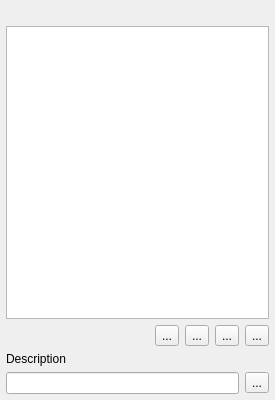
Above: src/cplus_plugin/ui/model_component_widget.ui from ConservationInternational/cplus-plugin before the change. Below: the same form after it.
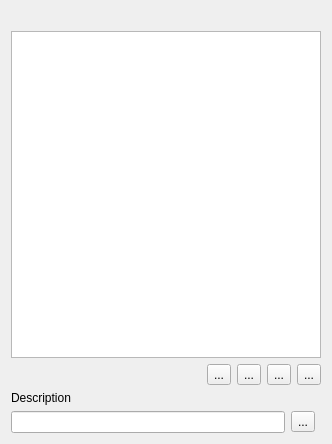
That is the form after the change.

Commit message: Redesign model component UI.

What changed in the file:
```diff
--- a/src/cplus_plugin/ui/model_component_widget.ui
+++ b/src/cplus_plugin/ui/model_component_widget.ui
@@ -6,54 +6,35 @@
    <rect>
     <x>0</x>
     <y>0</y>
-    <width>275</width>
-    <height>400</height>
+    <width>332</width>
+    <height>444</height>
    </rect>
   </property>
   <property name="windowTitle">
    <string>Form</string>
   </property>
   <layout class="QGridLayout" name="gridLayout">
-   <property name="leftMargin">
-    <number>6</number>
-   </property>
-   <property name="topMargin">
-    <number>6</number>
-   </property>
-   <property name="rightMargin">
-    <number>6</number>
-   </property>
-   <property name="bottomMargin">
-    <number>6</number>
-   </property>
-   <item row="2" column="3">
-    <widget class="QToolButton" name="btn_remove">
+   <item row="0" column="0" colspan="3">
+    <widget class="QLabel" name="lbl_title">
      <property name="text">
-      <string>...</string>
+      <string/>
      </property>
     </widget>
    </item>
-   <item row="2" column="4">
-    <widget class="QToolButton" name="btn_reload">
-     <property name="text">
-      <string>...</string>
+   <item row="4" column="0">
+    <widget class="QLineEdit" name="txt_item_description">
+     <property name="enabled">
+      <bool>true</bool>
      </property>
-    </widget>
-   </item>
-   <item row="2" column="0">
-    <spacer name="horizontalSpacer">
-     <property name="orientation">
-      <enum>Qt::Horizontal</enum>
+     <property name="maxLength">
+      <number>500</number>
      </property>
-     <property name="sizeHint" stdset="0">
-      <size>
-       <width>173</width>
-       <height>20</height>
-      </size>
+     <property name="readOnly">
+      <bool>true</bool>
      </property>
-    </spacer>
+    </widget>
    </item>
-   <item row="1" column="0" colspan="5">
+   <item row="1" column="0" colspan="3">
     <widget class="QListView" name="lst_model_items">
      <property name="editTriggers">
       <set>QAbstractItemView::NoEditTriggers</set>
@@ -75,54 +56,85 @@
      </property>
     </widget>
    </item>
-   <item row="2" column="1">
-    <widget class="QToolButton" name="btn_add">
-     <property name="text">
-      <string>...</string>
+   <item row="2" column="0" colspan="3">
+    <widget class="QFrame" name="frame">
+     <property name="frameShape">
+      <enum>QFrame::NoFrame</enum>
      </property>
+     <property name="frameShadow">
+      <enum>QFrame::Raised</enum>
+     </property>
+     <layout class="QHBoxLayout" name="horizontalLayout">
+      <property name="leftMargin">
+       <number>0</number>
+      </property>
+      <property name="topMargin">
+       <number>0</number>
+      </property>
+      <property name="rightMargin">
+       <number>0</number>
+      </property>
+      <property name="bottomMargin">
+       <number>0</number>
+      </property>
+      <item>
+       <spacer name="horizontalSpacer">
+        <property name="orientation">
+         <enum>Qt::Horizontal</enum>
+        </property>
+        <property name="sizeHint" stdset="0">
+         <size>
+          <width>173</width>
+          <height>20</height>
+         </size>
+        </property>
+       </spacer>
+      </item>
+      <item>
+       <widget class="QToolButton" name="btn_add">
+        <property name="text">
+         <string>...</string>
+        </property>
+       </widget>
+      </item>
+      <item>
+       <widget class="QToolButton" name="btn_edit">
+        <property name="text">
+         <string>...</string>
+        </property>
+       </widget>
+      </item>
+      <item>
+       <widget class="QToolButton" name="btn_remove">
+        <property name="text">
+         <string>...</string>
+        </property>
+       </widget>
+      </item>
+      <item>
+       <widget class="QToolButton" name="btn_reload">
+        <property name="text">
+         <string>...</string>
+        </property>
+       </widget>
+      </item>
+     </layout>
     </widget>
    </item>
-   <item row="2" column="2">
-    <widget class="QToolButton" name="btn_edit">
+   <item row="4" column="1">
+    <widget class="QToolButton" name="btn_edit_description">
      <property name="text">
       <string>...</string>
      </property>
     </widget>
    </item>
-   <item row="3" column="0" colspan="5">
+   <item row="3" column="0" colspan="2">
     <widget class="QLabel" name="label">
      <property name="text">
       <string>Description</string>
      </property>
     </widget>
    </item>
-   <item row="0" column="0" colspan="5">
-    <widget class="QLabel" name="lbl_title">
-     <property name="text">
-      <string/>
-     </property>
-    </widget>
-   </item>
-   <item row="4" column="0" colspan="4">
-    <widget class="QLineEdit" name="txt_item_description">
-     <property name="enabled">
-      <bool>true</bool>
-     </property>
-     <property name="maxLength">
-      <number>500</number>
-     </property>
-     <property name="readOnly">
-      <bool>true</bool>
-     </property>
-    </widget>
-   </item>
-   <item row="4" column="4">
-    <widget class="QToolButton" name="btn_edit_description">
-     <property name="text">
-      <string>...</string>
-     </property>
-    </widget>
-   </item>
   </layout>
  </widget>
  <resources/>
```
